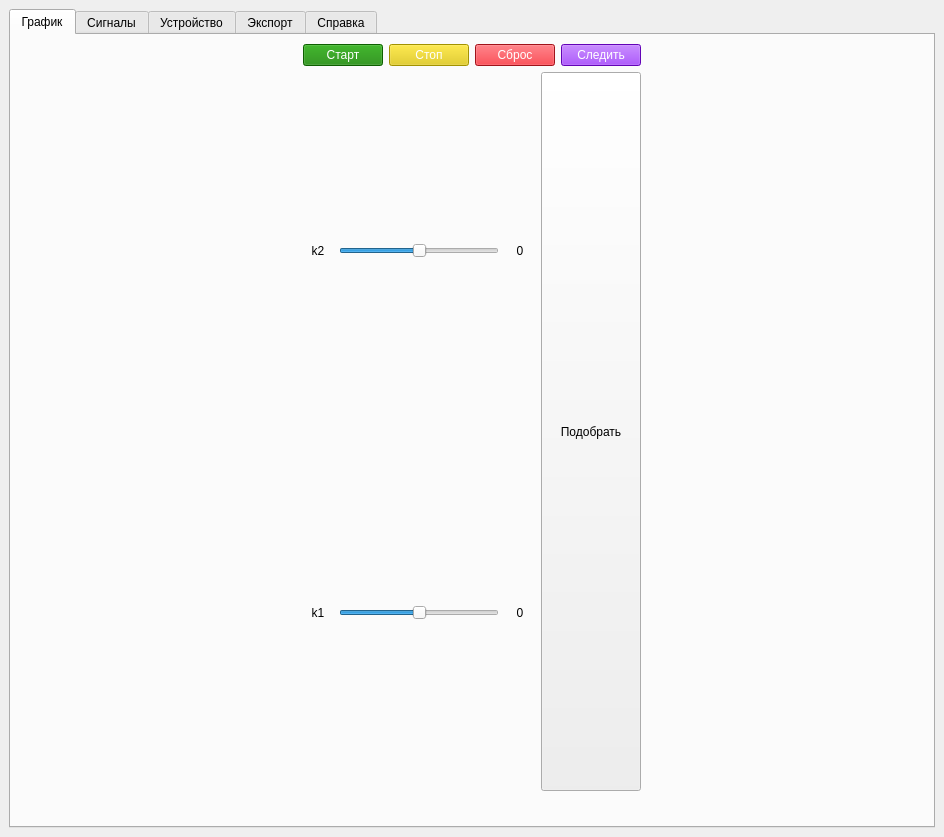
Vlafder/sfive, file ui/main.ui: the form before one commit.
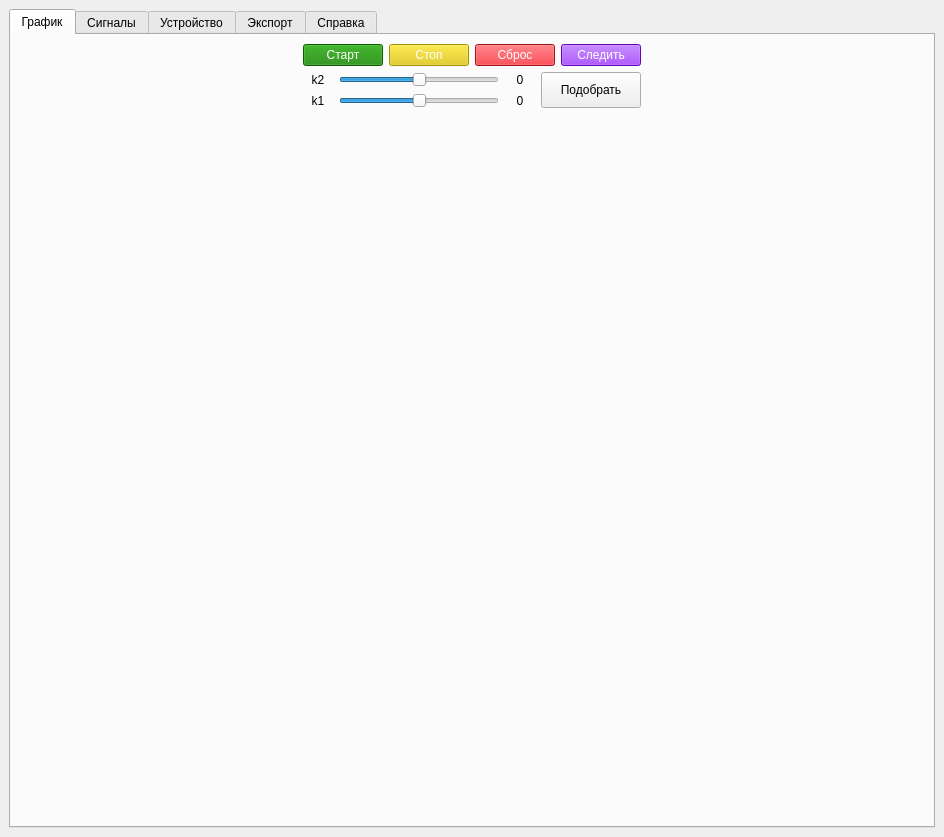
The form after the commit. Icons and pictures are not drawn.

```diff
--- a/ui/main.ui
+++ b/ui/main.ui
@@ -248,6 +248,19 @@
                 </property>
                </widget>
               </item>
+              <item>
+               <spacer name="verticalSpacer_7">
+                <property name="orientation">
+                 <enum>Qt::Vertical</enum>
+                </property>
+                <property name="sizeHint" stdset="0">
+                 <size>
+                  <width>20</width>
+                  <height>40</height>
+                 </size>
+                </property>
+               </spacer>
+              </item>
              </layout>
             </item>
             <item>
```
